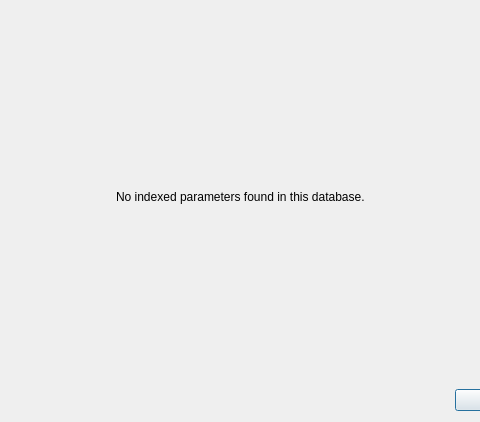
Above: spine_items/exporter/ui/parameter_index_settings_window.ui from spine-tools/spine-items before the change; both pictures show x 152 to 632 and y 0 to 422 of the 784 by 422 pixel window. Below: the same form after it.
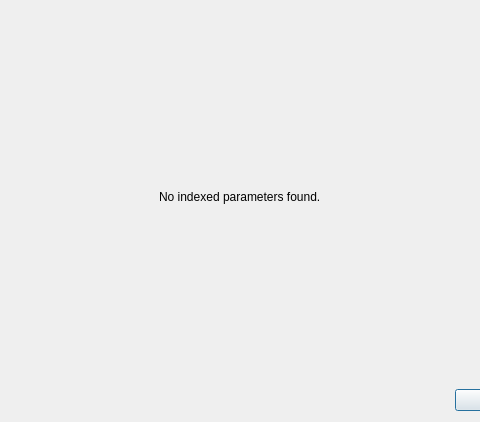
That is the form after the change. The open tabs and pages were chosen to show the change.

The edit to the form file:
```diff
--- a/spine_items/exporter/ui/parameter_index_settings_window.ui
+++ b/spine_items/exporter/ui/parameter_index_settings_window.ui
@@ -178,7 +178,7 @@
          <item>
           <widget class="QLabel" name="label">
            <property name="text">
-            <string>No indexed parameters found in this database.</string>
+            <string>No indexed parameters found.</string>
            </property>
           </widget>
          </item>
```
Left out of the diff: 2 changed lines with no effect on the pictures.
